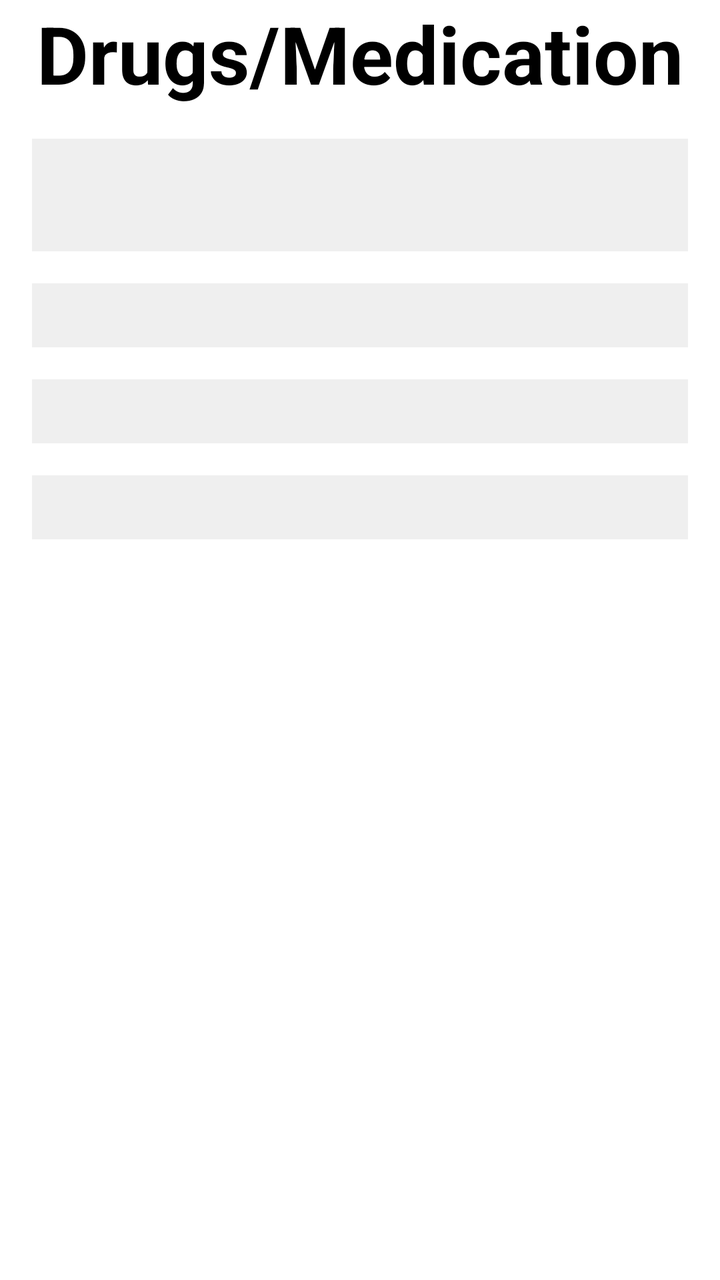
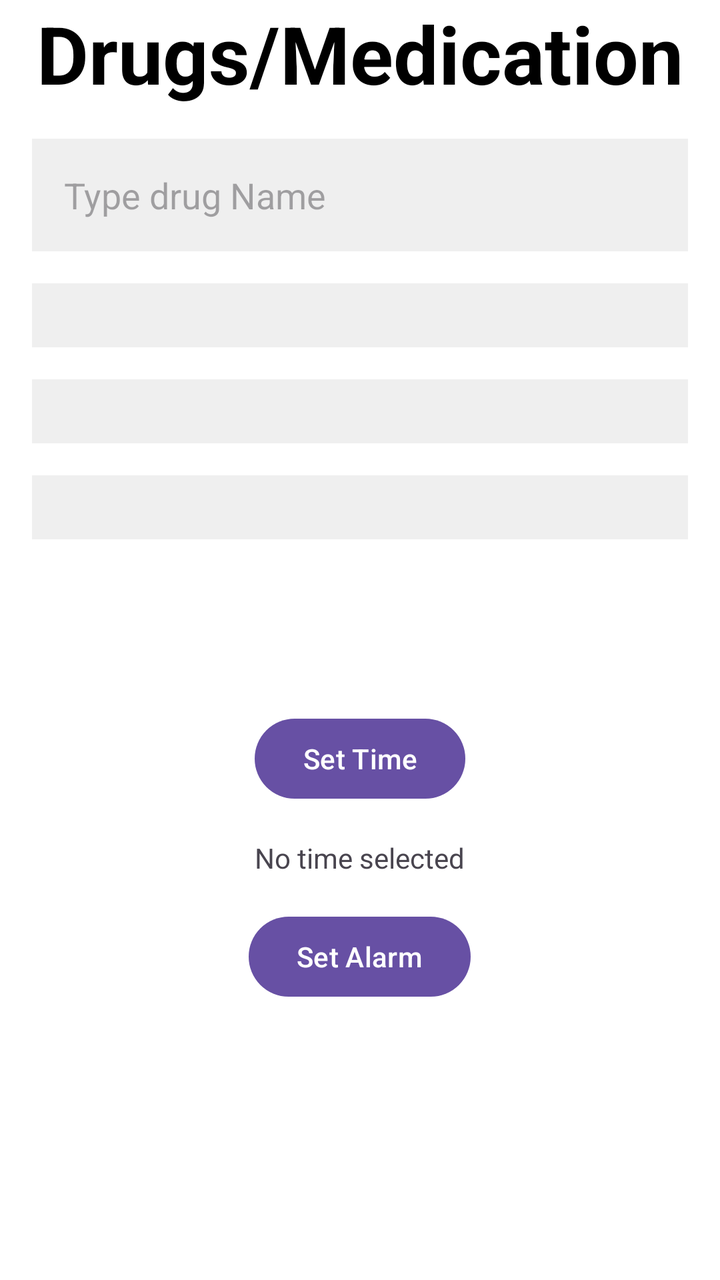

Compare the two renders of this Android layout. The source of the first and the diff that turns it into the second are given below.
<!-- AndroidManifest.xml: application theme Theme.CyDropReminderApp -->
<!-- res/layout/activity_alert.xml -->
<RelativeLayout xmlns:android="http://schemas.android.com/apk/res/android"
    xmlns:tools="http://schemas.android.com/tools"
    android:id="@+id/main"
    android:layout_width="match_parent"
    android:layout_height="match_parent"
    android:background="@color/white"
    tools:context=".AlertActivity">

    <TextView
        android:id="@+id/drugs"
        android:layout_width="wrap_content"
        android:layout_height="wrap_content"
        android:text="Drugs/Medication"
        android:textColor="@color/black"
        android:layout_centerHorizontal="true"
        android:textSize="40dp"
        android:textStyle="bold" />

    <AutoCompleteTextView
        android:id="@+id/drug_autocomplete"
        android:layout_width="match_parent"
        android:layout_height="wrap_content"
        android:layout_below="@id/drugs"
        android:padding="16dp"
        android:layout_marginTop="16dp"
        android:layout_marginStart="16dp"
        android:layout_marginEnd="16dp"
        android:background="#50cccccc" />

    <Spinner
        android:id="@+id/concentration_spinner"
        android:layout_width="match_parent"
        android:layout_height="wrap_content"
        android:layout_below="@id/drug_autocomplete"
        android:padding="16dp"
        android:layout_marginTop="16dp"
        android:layout_marginStart="16dp"
        android:layout_marginEnd="16dp"
        android:background="#50cccccc" />

    <Spinner
        android:id="@+id/oral_spinner"
        android:layout_width="match_parent"
        android:layout_height="wrap_content"
        android:layout_below="@id/concentration_spinner"
        android:padding="16dp"
        android:layout_marginTop="16dp"
        android:layout_marginStart="16dp"
        android:layout_marginEnd="16dp"
        android:background="#50cccccc" />

    <Spinner
        android:id="@+id/dose_spinner"
        android:layout_width="match_parent"
        android:layout_height="wrap_content"
        android:layout_below="@id/oral_spinner"
        android:padding="16dp"
        android:layout_marginTop="16dp"
        android:layout_marginStart="16dp"
        android:layout_marginEnd="16dp"
        android:background="#50cccccc" />

    <Spinner
        android:id="@+id/eye_spinner"
        android:layout_width="match_parent"
        android:layout_height="wrap_content"
        android:layout_below="@id/dose_spinner"
        android:padding="16dp"
        android:layout_marginTop="16dp"
        android:layout_marginStart="16dp"
        android:layout_marginEnd="16dp"
        android:background="#50cccccc"
        android:visibility="gone" />

    <TextView
        android:id="@+id/recommendation_text"
        android:layout_width="match_parent"
        android:layout_height="wrap_content"
        android:layout_below="@id/eye_spinner"
        android:padding="16dp"
        android:layout_marginTop="16dp"
        android:layout_marginStart="16dp"
        android:layout_marginEnd="16dp"
        android:textSize="16dp"
        android:visibility="gone" />




</RelativeLayout>
<!-- resources referenced by this layout -->
<resources>
  <color name="black">#FF000000</color>
  <color name="white">#FFFFFFFF</color>
  <style name="Theme.CyDropReminderApp" parent="Base.Theme.CyDropReminderApp" />
  <style name="Base.Theme.CyDropReminderApp" parent="Theme.Material3.DayNight.NoActionBar">
          
          
      </style>
</resources>

<!-- the commit's change to res/layout/activity_alert.xml (unified diff, before → after) -->
@@ -20,8 +20,9 @@
         android:id="@+id/drug_autocomplete"
         android:layout_width="match_parent"
         android:layout_height="wrap_content"
+        android:padding="16dp"
         android:layout_below="@id/drugs"
-        android:padding="16dp"
+        android:hint="Type drug Name"
         android:layout_marginTop="16dp"
         android:layout_marginStart="16dp"
         android:layout_marginEnd="16dp"
@@ -81,10 +82,44 @@
         android:layout_marginTop="16dp"
         android:layout_marginStart="16dp"
         android:layout_marginEnd="16dp"
-        android:textSize="16dp"
-        android:visibility="gone" />
+        android:textSize="16dp" />
 
 
 
 
+
+
+
+
+
+
+
+    <Button
+        android:id="@+id/set_time_button"
+        android:layout_width="wrap_content"
+        android:layout_height="wrap_content"
+        android:text="Set Time"
+        android:layout_below="@id/recommendation_text"
+        android:layout_marginTop="16dp"
+        android:layout_centerHorizontal="true" />
+
+    <TextView
+        android:id="@+id/selected_time_text"
+        android:layout_width="wrap_content"
+        android:layout_height="wrap_content"
+        android:text="No time selected"
+        android:layout_below="@id/set_time_button"
+        android:layout_marginTop="16dp"
+        android:layout_centerHorizontal="true" />
+
+    <Button
+        android:id="@+id/set_alarm_button"
+        android:layout_width="wrap_content"
+        android:layout_height="wrap_content"
+        android:text="Set Alarm"
+        android:layout_below="@id/selected_time_text"
+        android:layout_marginTop="16dp"
+        android:layout_centerHorizontal="true" />
+
+
 </RelativeLayout>
